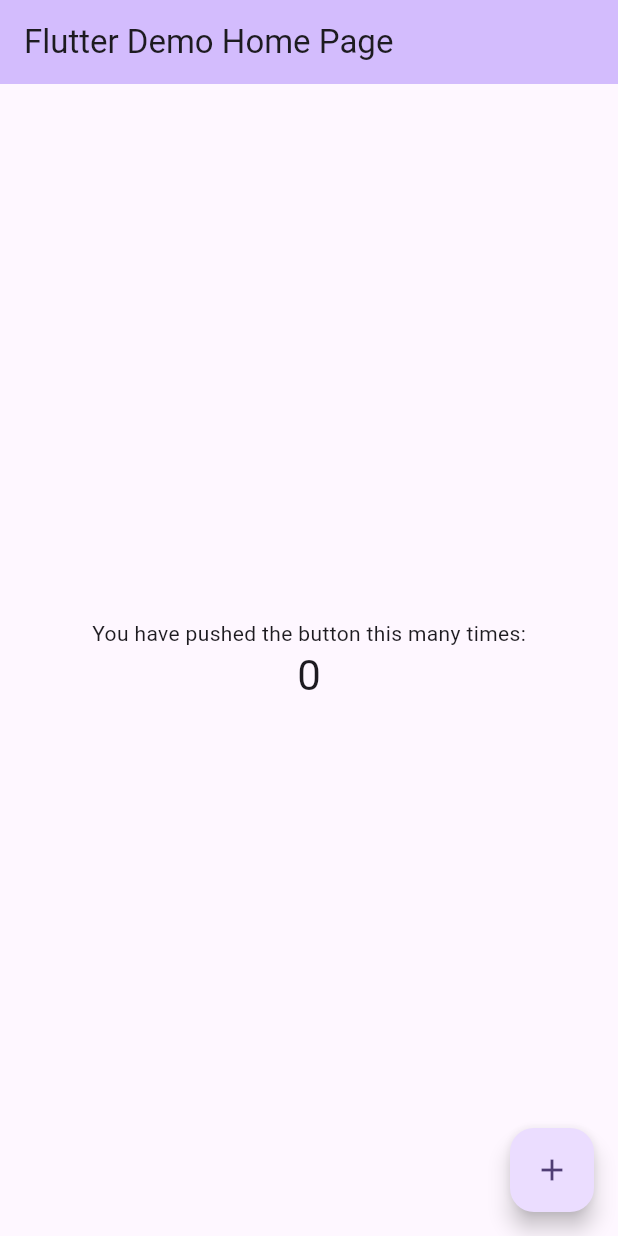
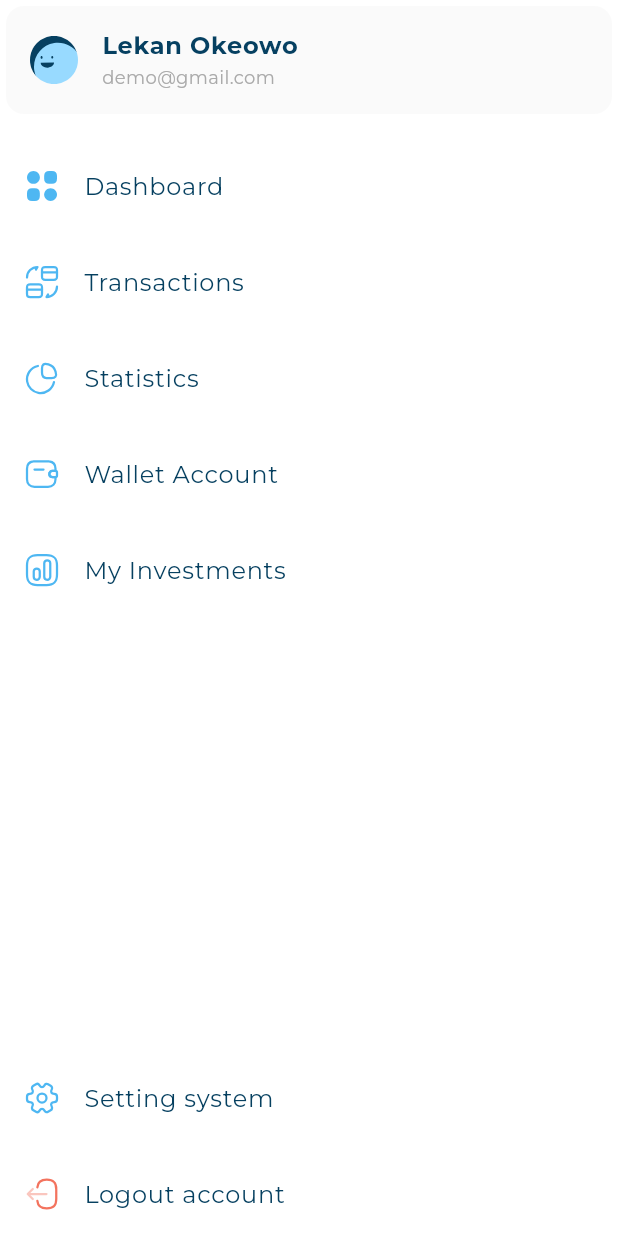
Before and after one commit to nadia022/responsive-dash-board, a Flutter app: the screen it shows after launch, on a phone screen of 412 x 824 dp. Run offline on Flutter 3.47's test engine with Material 3 defaults, Android fonts, the light colour scheme and no system bars; our stand-ins replace flutter_svg; project files that could hold a hidden picture were left out.

Commit message:
feat: custom drawer ui done

```diff
--- a/lib/main.dart
+++ b/lib/main.dart
@@ -1,125 +1,18 @@
 import 'package:flutter/material.dart';
+import 'package:responsive_dash_board_tharwat/view/dashboard_view.dart';
 
 void main() {
-  runApp(const MyApp());
+  runApp(const ResponsiveDashboard());
 }
 
-class MyApp extends StatelessWidget {
-  const MyApp({super.key});
+class ResponsiveDashboard extends StatelessWidget {
+  const ResponsiveDashboard({super.key});
 
   // This widget is the root of your application.
   @override
   Widget build(BuildContext context) {
     return MaterialApp(
-      title: 'Flutter Demo',
-      theme: ThemeData(
-        // This is the theme of your application.
-        //
-        // TRY THIS: Try running your application with "flutter run". You'll see
-        // the application has a purple toolbar. Then, without quitting the app,
-        // try changing the seedColor in the colorScheme below to Colors.green
-        // and then invoke "hot reload" (save your changes or press the "hot
-        // reload" button in a Flutter-supported IDE, or press "r" if you used
-        // the command line to start the app).
-        //
-        // Notice that the counter didn't reset back to zero; the application
-        // state is not lost during the reload. To reset the state, use hot
-        // restart instead.
-        //
-        // This works for code too, not just values: Most code changes can be
-        // tested with just a hot reload.
-        colorScheme: ColorScheme.fromSeed(seedColor: Colors.deepPurple),
-        useMaterial3: true,
-      ),
-      home: const MyHomePage(title: 'Flutter Demo Home Page'),
+      home: DashboardView(),
     );
   }
 }
-
-class MyHomePage extends StatefulWidget {
-  const MyHomePage({super.key, required this.title});
-
-  // This widget is the home page of your application. It is stateful, meaning
-  // that it has a State object (defined below) that contains fields that affect
-  // how it looks.
-
-  // This class is the configuration for the state. It holds the values (in this
-  // case the title) provided by the parent (in this case the App widget) and
-  // used by the build method of the State. Fields in a Widget subclass are
-  // always marked "final".
-
-  final String title;
-
-  @override
-  State<MyHomePage> createState() => _MyHomePageState();
-}
-
-class _MyHomePageState extends State<MyHomePage> {
-  int _counter = 0;
-
-  void _incrementCounter() {
-    setState(() {
-      // This call to setState tells the Flutter framework that something has
-      // changed in this State, which causes it to rerun the build method below
-      // so that the display can reflect the updated values. If we changed
-      // _counter without calling setState(), then the build method would not be
-      // called again, and so nothing would appear to happen.
-      _counter++;
-    });
-  }
-
-  @override
-  Widget build(BuildContext context) {
-    // This method is rerun every time setState is called, for instance as done
-    // by the _incrementCounter method above.
-    //
-    // The Flutter framework has been optimized to make rerunning build methods
-    // fast, so that you can just rebuild anything that needs updating rather
-    // than having to individually change instances of widgets.
-    return Scaffold(
-      appBar: AppBar(
-        // TRY THIS: Try changing the color here to a specific color (to
-        // Colors.amber, perhaps?) and trigger a hot reload to see the AppBar
-        // change color while the other colors stay the same.
-        backgroundColor: Theme.of(context).colorScheme.inversePrimary,
-        // Here we take the value from the MyHomePage object that was created by
-        // the App.build method, and use it to set our appbar title.
-        title: Text(widget.title),
-      ),
-      body: Center(
-        // Center is a layout widget. It takes a single child and positions it
-        // in the middle of the parent.
-        child: Column(
-          // Column is also a layout widget. It takes a list of children and
-          // arranges them vertically. By default, it sizes itself to fit its
-          // children horizontally, and tries to be as tall as its parent.
-          //
-          // Column has various properties to control how it sizes itself and
-          // how it positions its children. Here we use mainAxisAlignment to
-          // center the children vertically; the main axis here is the vertical
-          // axis because Columns are vertical (the cross axis would be
-          // horizontal).
-          //
-          // TRY THIS: Invoke "debug painting" (choose the "Toggle Debug Paint"
-          // action in the IDE, or press "p" in the console), to see the
-          // wireframe for each widget.
-          mainAxisAlignment: MainAxisAlignment.center,
-          children: <Widget>[
-            const Text(
-              'You have pushed the button this many times:',
-            ),
-            Text(
-              '$_counter',
-              style: Theme.of(context).textTheme.headlineMedium,
-            ),
-          ],
-        ),
-      ),
-      floatingActionButton: FloatingActionButton(
-        onPressed: _incrementCounter,
-        tooltip: 'Increment',
-        child: const Icon(Icons.add),
-      ), // This trailing comma makes auto-formatting nicer for build methods.
-    );
-  }
-}
--- /dev/null
+++ b/lib/models/user_info_model.dart
@@ -0,0 +1,10 @@
+class UserInfoModel {
+  String title;
+  String subtitle;
+  String iconPhath;
+  UserInfoModel({
+    required this.title,
+    required this.subtitle,
+    required this.iconPhath,
+  });
+}
--- a/lib/utils/app_images.dart
+++ b/lib/utils/app_images.dart
@@ -13,6 +13,10 @@ class Assets {
   /// Assets for assetsImagesAvatar3
   /// assets/images/avatar_3.svg
   static const String assetsImagesAvatar3 = "assets/images/avatar_3.svg";
+
+  /// Assets for assetsImagesAvatarLekan
+  /// assets/images/avatar_lekan.svg
+  static const String assetsImagesAvatarLekan = "assets/images/avatar_lekan.svg";
 
   /// Assets for assetsImagesBalance
   /// assets/images/balance.svg
--- /dev/null
+++ b/lib/view/dashboard_view.dart
@@ -0,0 +1,15 @@
+import 'package:flutter/material.dart';
+import 'package:responsive_dash_board_tharwat/view/widgets/custom_drawer.dart';
+
+class DashboardView extends StatelessWidget {
+  const DashboardView({super.key});
+
+  @override
+  Widget build(BuildContext context) {
+    return Scaffold(
+      body: Row(
+        children: [Expanded(child: CustomDrawer())],
+      ),
+    );
+  }
+}
--- /dev/null
+++ b/lib/view/widgets/adaptive_layout.dart
@@ -0,0 +1,20 @@
+import 'package:flutter/material.dart';
+
+class AdaptiveLayout extends StatelessWidget {
+  const AdaptiveLayout({super.key, required this.mobileLayout, required this.tabletLayout, required this.desktopLayout});
+  final WidgetBuilder mobileLayout,tabletLayout,desktopLayout;
+
+
+  @override
+  Widget build(BuildContext context) {
+    return LayoutBuilder(builder: (context,constrains){
+      if(constrains.maxWidth<600){
+        return mobileLayout(context);
+      }
+      else if(constrains.maxWidth<900){
+        return tabletLayout(context);
+      }
+      return desktopLayout(context);
+    });
+  }
+}
--- /dev/null
+++ b/lib/view/widgets/custom_drawer.dart
@@ -0,0 +1,54 @@
+import 'package:flutter/material.dart';
+import 'package:responsive_dash_board_tharwat/models/user_info_model.dart';
+import 'package:responsive_dash_board_tharwat/utils/app_images.dart';
+import 'package:responsive_dash_board_tharwat/view/widgets/custom_listtile.dart';
+import 'package:responsive_dash_board_tharwat/view/widgets/listview_in_drawer.dart';
+import 'package:responsive_dash_board_tharwat/view/widgets/user_info_listtile.dart';
+
+class CustomDrawer extends StatelessWidget {
+  const CustomDrawer({super.key});
+
+  @override
+  Widget build(BuildContext context) {
+    return Container(
+      color: Colors.white,
+      child: CustomScrollView(
+        slivers: [
+          SliverToBoxAdapter(
+            child: UserInfoListtile(
+              userInfoModel: UserInfoModel(
+                  title: 'Lekan Okeowo',
+                  subtitle: 'demo@gmail.com',
+                  iconPhath: Assets.assetsImagesAvatarLekan),
+            ),
+          ),
+          SliverToBoxAdapter(
+            child: SizedBox(
+              height: 8,
+            ),
+          ),
+          ListviewInDrawer(),
+          SliverFillRemaining(
+            hasScrollBody: false,
+            child: Column(
+              children: [
+                Expanded(child: SizedBox()),
+                CustomListtile(
+                  title: 'Setting system',
+                  iconPhath: Assets.assetsImagesSettings,
+                ),
+                CustomListtile(
+                    title: 'Logout account',
+                    iconPhath: Assets.assetsImagesLogout)
+              ],
+            ),
+          ),
+
+          // SizedBox(
+          //   height: 20,
+          // ),
+        ],
+      ),
+    );
+  }
+}
--- /dev/null
+++ b/lib/view/widgets/custom_listtile.dart
@@ -0,0 +1,24 @@
+import 'package:flutter/material.dart';
+import 'package:flutter_svg/flutter_svg.dart';
+import 'package:responsive_dash_board_tharwat/utils/app_styles.dart';
+
+class CustomListtile extends StatelessWidget {
+  const CustomListtile(
+      {super.key, required this.title, required this.iconPhath});
+  final String title;
+  final String iconPhath;
+
+  @override
+  Widget build(BuildContext context) {
+    return Padding(
+      padding: EdgeInsets.only(top: 8.0),
+      child: ListTile(
+        title: Text(
+          title,
+          style: AppStyles.styleRegular16,
+        ),
+        leading: SvgPicture.asset(iconPhath),
+      ),
+    );
+  }
+}
--- /dev/null
+++ b/lib/view/widgets/listview_in_drawer.dart
@@ -0,0 +1,27 @@
+import 'package:flutter/material.dart';
+import 'package:responsive_dash_board_tharwat/models/user_info_model.dart';
+import 'package:responsive_dash_board_tharwat/utils/app_images.dart';
+import 'package:responsive_dash_board_tharwat/view/widgets/custom_listtile.dart';
+
+class ListviewInDrawer extends StatelessWidget {
+   ListviewInDrawer({super.key});
+
+  List<CustomListtile> getDrawerItems=
+     [
+      CustomListtile(title: 'Dashboard', iconPhath: Assets.assetsImagesDashboard),
+      CustomListtile(title: 'Transactions', iconPhath: Assets.assetsImagesMyTransctions),
+      CustomListtile(title: 'Statistics', iconPhath: Assets.assetsImagesStatistics),
+      CustomListtile(title: 'Wallet Account', iconPhath: Assets.assetsImagesWalletAccount),
+      CustomListtile(title: 'My Investments', iconPhath: Assets.assetsImagesMyInvestments),
+    ];
+
+
+  @override
+  Widget build(BuildContext context) {
+    return SliverList.builder(
+      itemCount: getDrawerItems.length,
+      itemBuilder: (context ,index){
+        return getDrawerItems[index];
+      });
+  }
+}
--- /dev/null
+++ b/lib/view/widgets/user_info_listtile.dart
@@ -0,0 +1,22 @@
+import 'package:flutter/material.dart';
+import 'package:flutter_svg/svg.dart';
+import 'package:responsive_dash_board_tharwat/models/user_info_model.dart';
+import 'package:responsive_dash_board_tharwat/utils/app_styles.dart';
+
+class UserInfoListtile extends StatelessWidget {
+  const UserInfoListtile({super.key, required this.userInfoModel});
+  final UserInfoModel userInfoModel;
+  @override
+  Widget build(BuildContext context) {
+    return Card(
+      elevation: 0,
+      color: Color(0xffFAFAFA),
+      child: ListTile(
+        leading: SvgPicture.asset(userInfoModel.iconPhath),
+        title: Text(userInfoModel.title,
+            style: AppStyles.styleBold16.copyWith(color: Color(0xff064061))),
+        subtitle: Text(userInfoModel.subtitle, style: AppStyles.styleRegular12),
+      ),
+    );
+  }
+}
```
Also changed, not shown: pubspec.yaml (+5 -4 lines), assets/fonts/Montserrat-VariableFont_wght.ttf (added), assets/images/avatar_lekan.svg (added), pubspec.lock, 1 other file.
